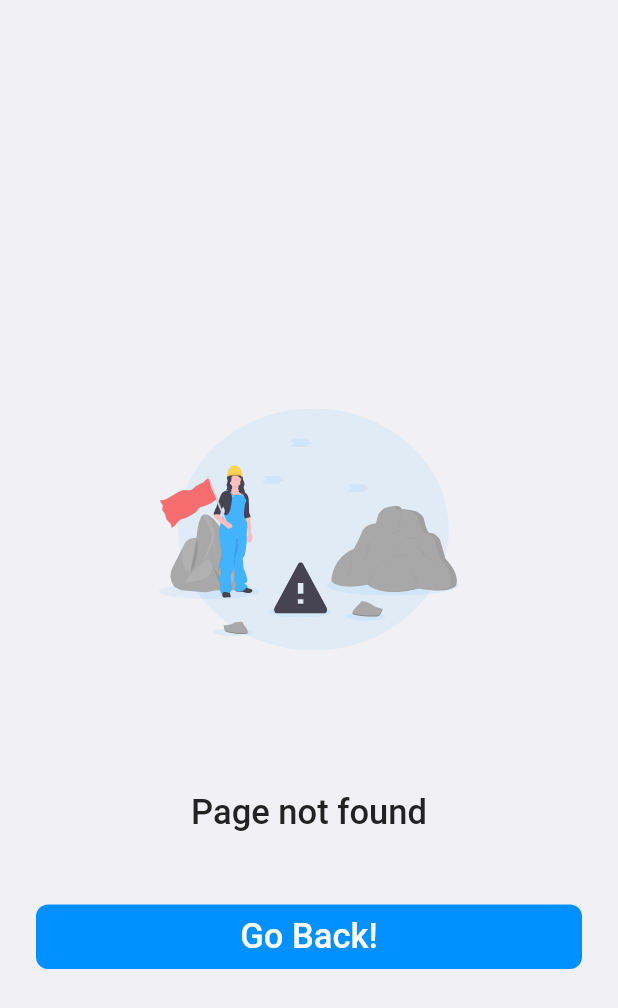
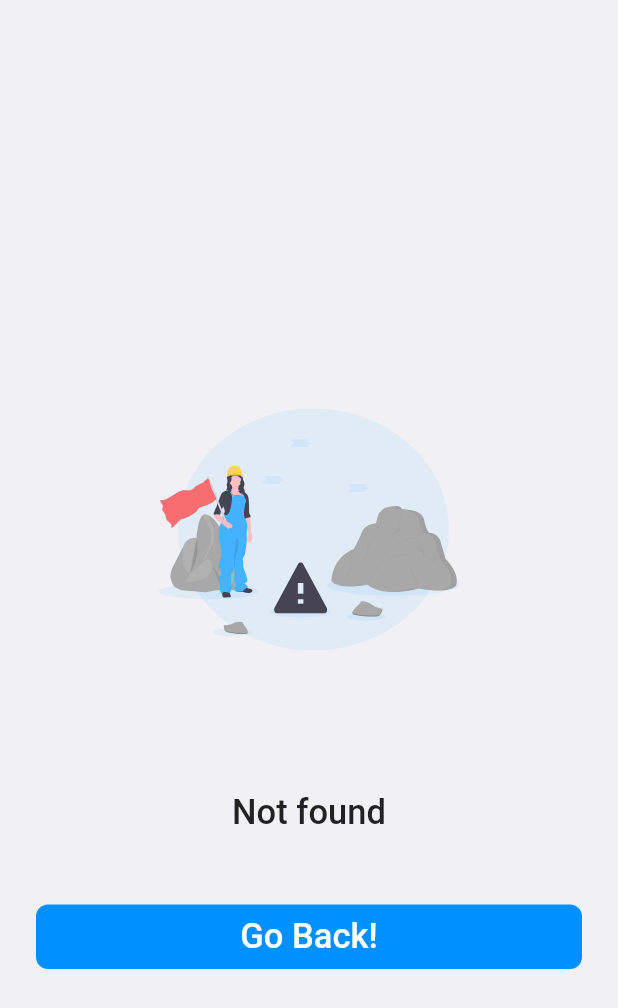
Before and after one commit to yayanrw/inventory_checker, a Flutter app: the NotFoundPage screen opened by its route, on a phone screen of 412 x 824 dp. Shown: the top 1008 px of the screen. Run offline on Flutter 3.47's test engine with Material 2 defaults, Android fonts, the phone set to English and light mode, and no system bars; our stand-ins replace auto_route, dartz, equatable, flutter_easyloading, flutter_iconly, flutter_svg and 3 more; missing offline and left inert: flutter_barcode_scanner; accounts and stored records are empty; Roboto replaces fonts that are missing (Popins).

Commit message:
add string

```diff
--- a/lib/core/utils/my_strings.dart
+++ b/lib/core/utils/my_strings.dart
@@ -9,7 +9,7 @@ class MyStrings {
   static const password = 'Password';
   static const rememberMe = 'Remember me';
   static const loginToYourAccount = 'Login to your\naccount';
-  static const notFound = 'Page not found';
+  static const notFound = 'Not found';
   static const underDevelopment = 'Page under development';
   static const goBack = 'Go Back!';
   static const fieldRequired = 'This field is required';
@@ -36,4 +36,6 @@ class MyStrings {
   static const failedToConnect = 'Failed to connect to the network';
   static const logingIn = 'Logging in...';
   static const checkQR = 'Check QRCode';
+  static const failedToGetPlatformException = 'Failed to get platform version.';
+  static const checkingQrCode = 'Checking QR Code...';
 }
```
